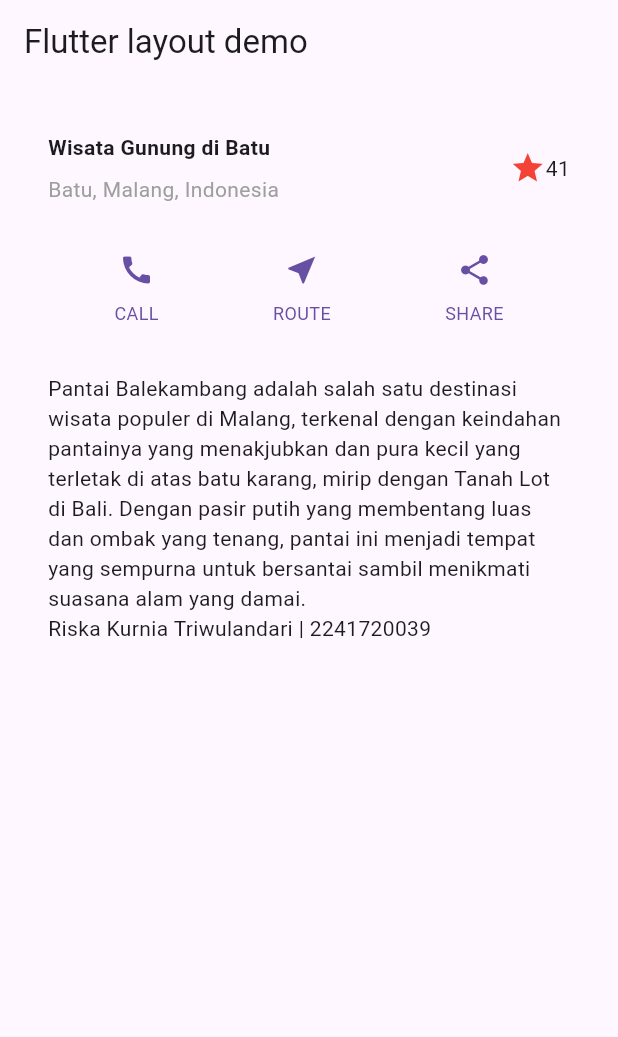
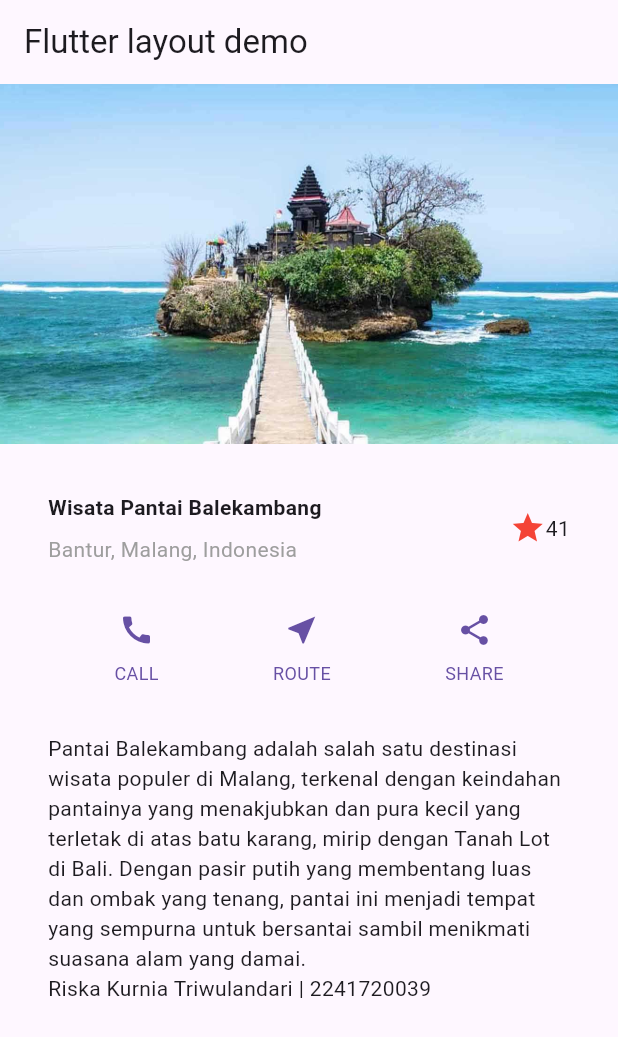
Before and after one commit to riskakurniaa/Pemrograman-Mobile, a Flutter app: the screen it shows after launch, on a phone screen of 412 x 824 dp. Shown: the top 1037 px of the screen. Run offline on Flutter 3.47's test engine with Material 3 defaults, Android fonts, the phone set to English and light mode, and no system bars.

Commit message:
Praktikum 4 - Implementasi image section

```diff
--- a/Pertemuan6/layout_flutter/lib/main.dart
+++ b/Pertemuan6/layout_flutter/lib/main.dart
@@ -21,14 +21,14 @@ class MyApp extends StatelessWidget {
                 Container(
                   padding: const EdgeInsets.only(bottom: 8),
                   child: const Text(
-                    'Wisata Gunung di Batu',
+                    'Wisata Pantai Balekambang',
                     style: TextStyle(
                       fontWeight: FontWeight.bold,
                     ),
                   ),
                 ),
                 Text(
-                  'Batu, Malang, Indonesia',
+                  'Bantur, Malang, Indonesia',
                   style: TextStyle(color: Colors.grey),
                 ),
               ],
@@ -75,8 +75,14 @@ class MyApp extends StatelessWidget {
         appBar: AppBar(
           title: const Text('Flutter layout demo'),
         ),
-        body: Column(
+        body: ListView(
           children: [
+            Image.asset(
+              'images/pantai.png',
+              width: 600,
+              height: 240,
+              fit: BoxFit.cover,
+            ),
             titleSection,
             buttonSection,
             textSection,
--- a/Pertemuan6/layout_flutter/pubspec.yaml
+++ b/Pertemuan6/layout_flutter/pubspec.yaml
@@ -2,7 +2,7 @@ name: layout_flutter
 description: "A new Flutter project."
 # The following line prevents the package from being accidentally published to
 # pub.dev using `flutter pub publish`. This is preferred for private packages.
-publish_to: 'none' # Remove this line if you wish to publish to pub.dev
+publish_to: "none" # Remove this line if you wish to publish to pub.dev
 
 # The following defines the version and build number for your application.
 # A version number is three numbers separated by dots, like 1.2.43
@@ -31,7 +31,6 @@ dependencies:
   flutter:
     sdk: flutter
 
-
   # The following adds the Cupertino Icons font to your application.
   # Use with the CupertinoIcons class for iOS style icons.
   cupertino_icons: ^1.0.8
@@ -52,11 +51,12 @@ dev_dependencies:
 
 # The following section is specific to Flutter packages.
 flutter:
-
   # The following line ensures that the Material Icons font is
   # included with your application, so that you can use the icons in
   # the material Icons class.
   uses-material-design: true
+  assets:
+    - images/pantai.png
 
   # To add assets to your application, add an assets section, like this:
   # assets:
```
Also changed, not shown: Pertemuan6/img/gambar5.png (added), Pertemuan6/layout_flutter/images/pantai.png (renamed from Pertemuan6/img/pantai.png), 1 other file.
